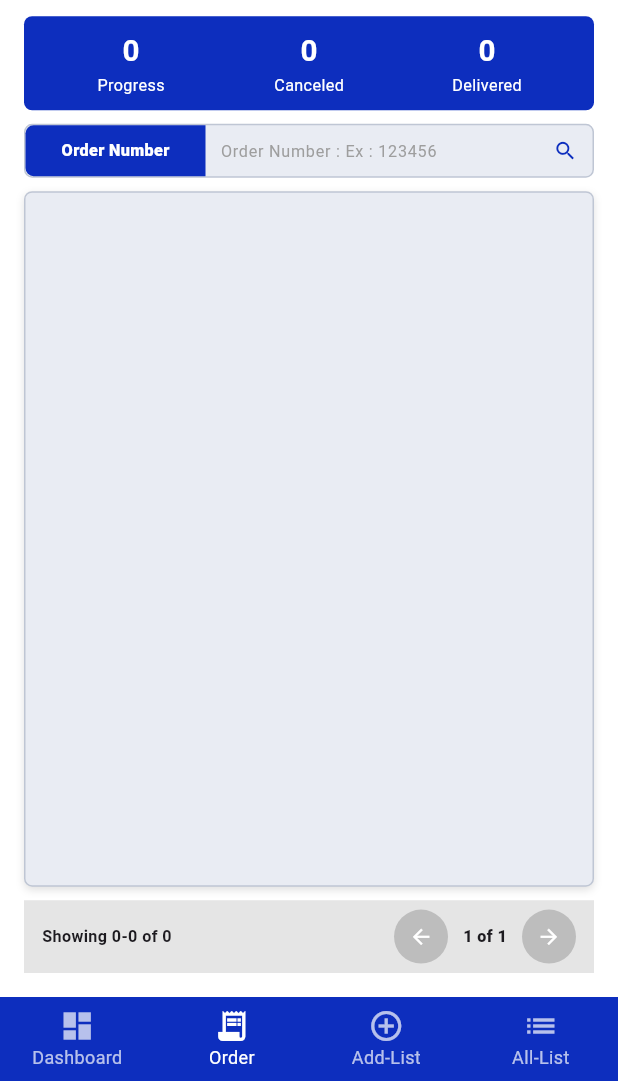
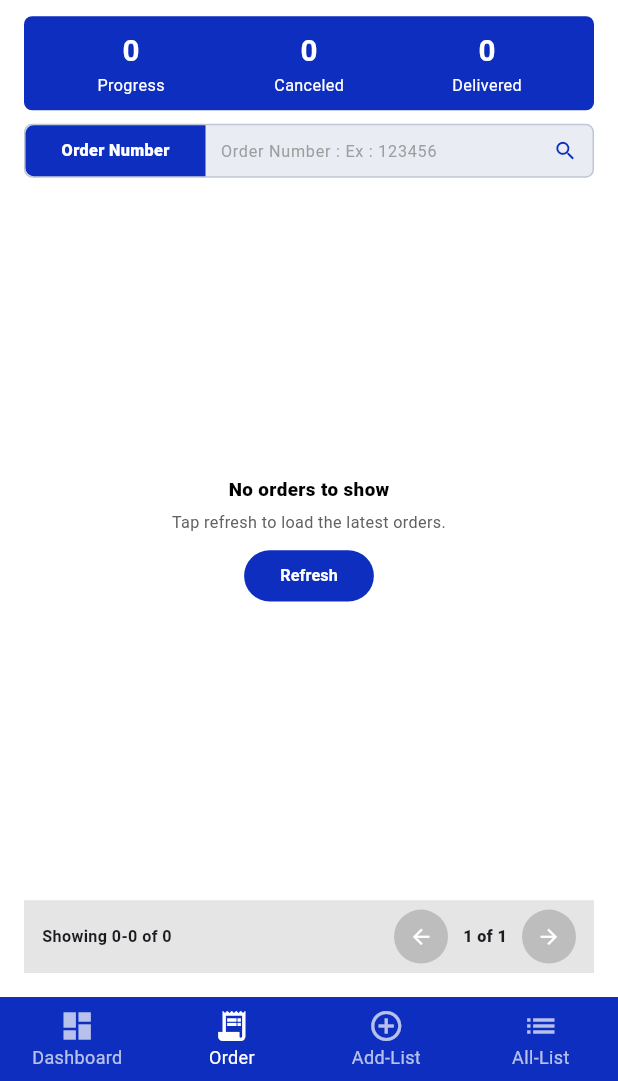
Before and after one commit to AminulSagor/drug-app, a Flutter app: the TopAndBottomBarView screen opened by its route, item 2 of the bottom bar chosen, on a phone screen of 412 x 824 dp, the part 155-1236 px from its top. Run offline on Flutter 3.47's test engine with Material 3 defaults, Android fonts, the light colour scheme and no system bars; our stand-ins replace dio, flutter_dotenv, flutter_screenutil, flutter_secure_storage, get, photo_view and 1 more; accounts and stored records are empty; network calls fail.

Commit message:
ui improvement and fixes

```diff
--- a/lib/modules/auth/reset_password/reset_password_view.dart
+++ b/lib/modules/auth/reset_password/reset_password_view.dart
@@ -9,8 +9,6 @@ import 'reset_password_controller.dart';
 
 class ResetPasswordView extends GetView<ResetPasswordController> {
   const ResetPasswordView({super.key});
-
-  static const _primary = Color(0xFF0D2EBE);
 
   @override
   Widget build(BuildContext context) {
--- a/lib/modules/auth/services/auth_api.dart
+++ b/lib/modules/auth/services/auth_api.dart
@@ -92,7 +92,6 @@ class AuthApi {
     } on SocketException {
       throw ApiException('No internet connection. Please try again.');
     } catch (e) {
-      dev.log('sendOtp error', error: e);
       throw ApiException('Something went wrong. Please try again.');
     }
   }
@@ -112,7 +111,6 @@ class AuthApi {
     } on SocketException {
       throw ApiException('No internet connection. Please try again.');
     } catch (e) {
-      dev.log('verifyOtp error', error: e);
       throw ApiException('Something went wrong. Please try again.');
     }
   }
@@ -136,7 +134,6 @@ class AuthApi {
     } on SocketException {
       throw ApiException('No internet connection. Please try again.');
     } catch (e) {
-      dev.log('passwordReset error', error: e);
       throw ApiException('Something went wrong. Please try again.');
     }
   }
--- a/lib/modules/dashboard/dashboard_view.dart
+++ b/lib/modules/dashboard/dashboard_view.dart
@@ -4,9 +4,6 @@ import 'package:flutter_screenutil/flutter_screenutil.dart';
 import 'package:get/get.dart';
 
 import '../../core/theme/app_palette.dart';
-import '../../core/widgets/app_drawer.dart';
-import '../../core/widgets/app_header.dart';
-import '../../core/widgets/bottom_nav.dart';
 import 'dashboard_controller.dart';
 import 'models/dashboard_response_model.dart';
 
@@ -349,7 +346,7 @@ class _OrderCard extends StatelessWidget {
                       child: CustomButton(
                         btnText: 'Decline',
                         btnColor: AppPalette.negativeText,
-                        onTap: busy ? null : onDecline, // prevents double tap
+                        onTap: busy ? null : onDecline,
                         textStyle: TextStyle(
                           fontSize: 16.sp,
                           fontWeight: FontWeight.w700,
--- a/lib/modules/order/order_view.dart
+++ b/lib/modules/order/order_view.dart
@@ -3,9 +3,6 @@ import 'package:flutter/services.dart';
 import 'package:flutter_screenutil/flutter_screenutil.dart';
 import 'package:get/get.dart';
 
-import '../../core/widgets/app_drawer.dart';
-import '../../core/widgets/app_header.dart';
-import '../../core/widgets/bottom_nav.dart';
 import 'models/order_with_details_response_model.dart';
 import 'order_controller.dart';
 import 'widgets/order_details_dialog.dart';
@@ -101,6 +98,17 @@ class OrderView extends GetView<OrderController> {
                         return const _LoadingState();
                       }
 
+                      final items = controller.orders;
+
+                      if (items.isEmpty) {
+                        return _OrderEmptyState(
+                          isSearching: controller.isSearching,
+                          onPrimary: controller.isSearching
+                              ? controller.clearSearch
+                              : controller.refreshPage,
+                        );
+                      }
+
                       return Container(
                         decoration: BoxDecoration(
                           color: const Color(0xFFE9ECF3),
@@ -116,10 +124,10 @@ class OrderView extends GetView<OrderController> {
                         ),
                         child: ListView.separated(
                           padding: EdgeInsets.all(8.w),
-                          itemCount: controller.orders.length,
+                          itemCount: items.length,
                           separatorBuilder: (_, __) => 6.verticalSpace,
                           itemBuilder: (_, index) {
-                            final order = controller.orders[index];
+                            final order = items[index];
                             return _OrderRow(order: order);
                           },
                         ),
@@ -136,6 +144,68 @@ class OrderView extends GetView<OrderController> {
             ),
           ),
         ],
+      ),
+    );
+  }
+}
+
+class _OrderEmptyState extends StatelessWidget {
+  final bool isSearching;
+  final VoidCallback onPrimary;
+
+  const _OrderEmptyState({required this.isSearching, required this.onPrimary});
+
+  static const _primary = Color(0xFF0D2EBE);
+
+  @override
+  Widget build(BuildContext context) {
+    final title = isSearching ? 'No order found' : 'No orders to show';
+    final subtitle = isSearching
+        ? 'Check the order number and try again.'
+        : 'Tap refresh to load the latest orders.';
+    final btn = isSearching ? 'Clear Search' : 'Refresh';
+
+    return Center(
+      child: Padding(
+        padding: EdgeInsets.all(16.w),
+        child: Column(
+          mainAxisSize: MainAxisSize.min,
+          children: [
+            Text(
+              title,
+              style: TextStyle(
+                fontSize: 14.sp,
+                fontWeight: FontWeight.w800,
+                color: Colors.black,
+              ),
+            ),
+            6.verticalSpace,
+            Text(
+              subtitle,
+              textAlign: TextAlign.center,
+              style: TextStyle(fontSize: 12.sp, color: Colors.grey[700]),
+            ),
+            12.verticalSpace,
+            SizedBox(
+              height: 38.h,
+              child: ElevatedButton(
+                style: ElevatedButton.styleFrom(
+                  backgroundColor: _primary,
+                  elevation: 0,
+                ),
+                onPressed: onPrimary,
+                child: Text(
+                  btn,
+                  style: TextStyle(
+                    fontSize: 12.sp,
+                    fontWeight: FontWeight.w700,
+                    color: Colors.white,
+                  ),
+                ),
+              ),
+            ),
+          ],
+        ),
       ),
     );
   }
```
Also changed, not shown: lib/modules/all_list/all_list_view.dart (+32 -9 lines), lib/modules/auth/login/auth_controller.dart (+2 -6 lines).
